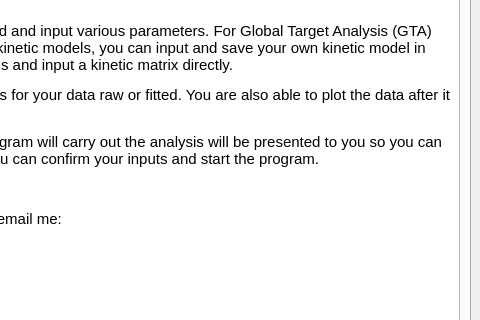
Above: gui.ui from 4-DMAPandSadness/EfsTA before the change; both pictures show x 451 to 931 and y 219 to 539 of the 931 by 644 pixel window. Below: the same form after it.
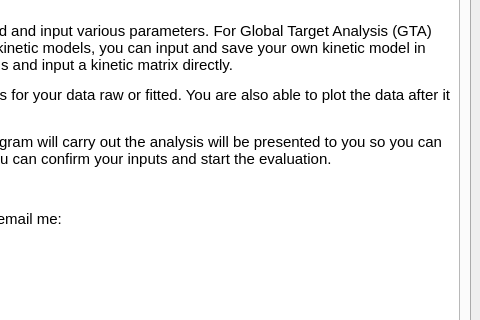
That is the form after the change. The open tabs and pages were chosen to show the change. Icons and pictures are not drawn.

```diff
--- a/gui.ui
+++ b/gui.ui
@@ -37,7 +37,7 @@
 &lt;p style=&quot; margin-top:12px; margin-bottom:12px; margin-left:0px; margin-right:0px; -qt-block-indent:0; text-indent:0px;&quot;&gt;&lt;span style=&quot; font-family:'MS Shell Dlg 2'; font-size:11pt;&quot;&gt;In the &amp;quot;Data&amp;quot;-tab you can select the directory in which the measured data is saved and if necessary, specify the range of the data which should be analysed. The data needs to be separate in three .txt files ending with &lt;/span&gt;&lt;span style=&quot; font-family:'MS Shell Dlg 2'; font-size:11pt; font-style:italic;&quot;&gt;delays.txt&lt;/span&gt;&lt;span style=&quot; font-family:'MS Shell Dlg 2'; font-size:11pt;&quot;&gt;, &lt;/span&gt;&lt;span style=&quot; font-family:'MS Shell Dlg 2'; font-size:11pt; font-style:italic;&quot;&gt;lambda.txt&lt;/span&gt;&lt;span style=&quot; font-family:'MS Shell Dlg 2'; font-size:11pt;&quot;&gt; and &lt;/span&gt;&lt;span style=&quot; font-family:'MS Shell Dlg 2'; font-size:11pt; font-style:italic;&quot;&gt;spectra.txt.&lt;/span&gt;&lt;span style=&quot; font-family:'MS Shell Dlg 2'; font-size:11pt;&quot;&gt; The results will be saved in the data directory, you'll find a new folder called &amp;quot;evaluation&amp;quot;, which will contain all the plots and the reconstructed spectra data.&lt;/span&gt;&lt;/p&gt;
 &lt;p style=&quot; margin-top:12px; margin-bottom:12px; margin-left:0px; margin-right:0px; -qt-block-indent:0; text-indent:0px;&quot;&gt;&lt;span style=&quot; font-family:'MS Shell Dlg 2'; font-size:11pt;&quot;&gt;In the &amp;quot;GLA&amp;quot;- and &amp;quot;GTA&amp;quot;-tab you can select the analysing method and input various parameters. For Global Target Analysis (GTA) there are three options. You can choose one of the eight preset kinetic models, you can input and save your own kinetic model in form of a simple transition equation or you can skip all the models and input a kinetic matrix directly.&lt;/span&gt;&lt;/p&gt;
 &lt;p style=&quot; margin-top:12px; margin-bottom:12px; margin-left:0px; margin-right:0px; -qt-block-indent:0; text-indent:0px;&quot;&gt;&lt;span style=&quot; font-family:'MS Shell Dlg 2'; font-size:11pt;&quot;&gt;In the &amp;quot;Plotting&amp;quot;-tab you can select from a variety of different plots for your data raw or fitted. You are also able to plot the data after it was fitted, in case you want to change some aspects of the plot.&lt;/span&gt;&lt;/p&gt;
-&lt;p style=&quot; margin-top:12px; margin-bottom:12px; margin-left:0px; margin-right:0px; -qt-block-indent:0; text-indent:0px;&quot;&gt;&lt;span style=&quot; font-family:'MS Shell Dlg 2'; font-size:11pt;&quot;&gt;In the &amp;quot;Input Confirmation&amp;quot;-tab all your inputs, with which the program will carry out the analysis will be presented to you so you can check one last time, if everything is as you want it to be. If so, you can confirm your inputs and start the program.&lt;/span&gt;&lt;/p&gt;
+&lt;p style=&quot; margin-top:12px; margin-bottom:12px; margin-left:0px; margin-right:0px; -qt-block-indent:0; text-indent:0px;&quot;&gt;&lt;span style=&quot; font-family:'MS Shell Dlg 2'; font-size:11pt;&quot;&gt;In the &amp;quot;Input Confirmation&amp;quot;-tab all your inputs, with which the program will carry out the analysis will be presented to you so you can check one last time, if everything is as you want it to be. If so, you can confirm your inputs and start the evaluation.&lt;/span&gt;&lt;/p&gt;
 &lt;p style=&quot;-qt-paragraph-type:empty; margin-top:12px; margin-bottom:12px; margin-left:0px; margin-right:0px; -qt-block-indent:0; text-indent:0px; font-family:'MS Shell Dlg 2'; font-size:11pt;&quot;&gt;&lt;br /&gt;&lt;/p&gt;
 &lt;p style=&quot; margin-top:12px; margin-bottom:12px; margin-left:0px; margin-right:0px; -qt-block-indent:0; text-indent:0px;&quot;&gt;&lt;span style=&quot; font-family:'MS Shell Dlg 2'; font-size:11pt;&quot;&gt;If you encounter any problems or have suggestions, feel free to email me:&lt;/span&gt;&lt;/p&gt;
 &lt;p style=&quot; margin-top:12px; margin-bottom:12px; margin-left:0px; margin-right:0px; -qt-block-indent:0; text-indent:0px;&quot;&gt;&lt;span style=&quot; font-family:'MS Shell Dlg 2'; font-size:11pt;&quot;&gt;lucas.traenkle@gmx.net&lt;/span&gt;&lt;/p&gt;&lt;/body&gt;&lt;/html&gt;</string>
```
Left out of the diff: 22 changed lines with no effect on the pictures.
